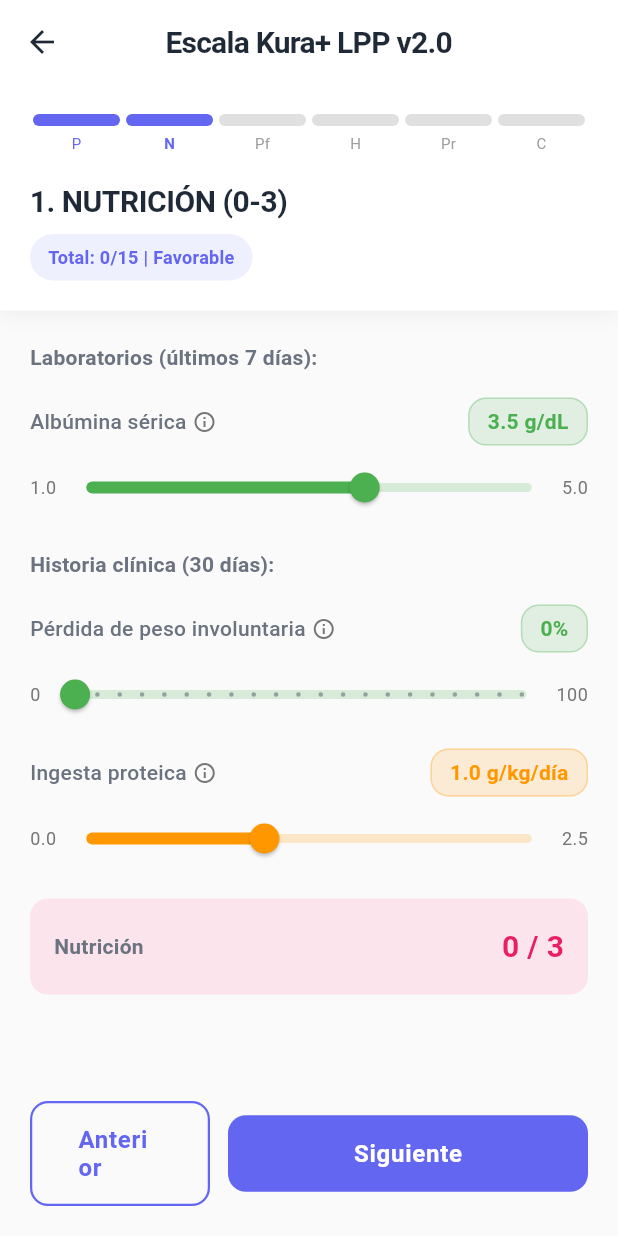
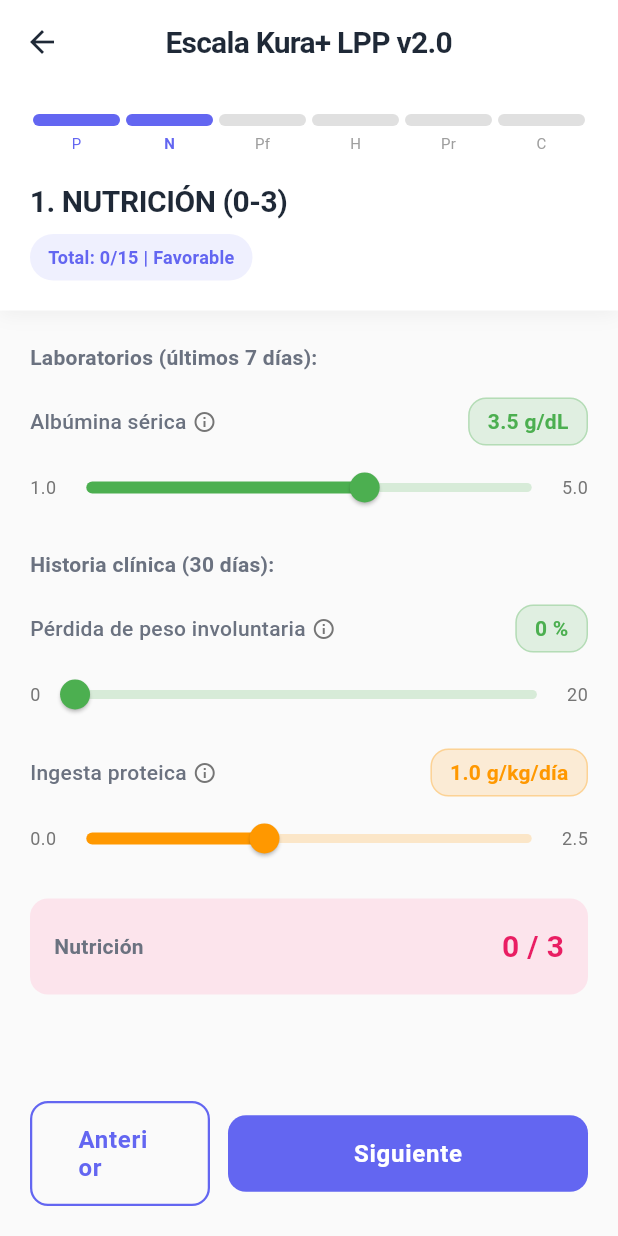
Before and after one commit to carlosangelm-bit/Escalas-de-riesgo-heridas, a Flutter app: the EscalaKuraLppScreen screen opened directly, after a tap on "Siguiente", on a phone screen of 412 x 824 dp. Run offline on Flutter 3.47's test engine with Material 3 defaults, Android fonts, the phone set to English and light mode, and no system bars; our stand-ins replace cloud_firestore, firebase_auth, firebase_core, firebase_storage, pdf, printing; accounts and stored records are empty.

Commit message:
fix: Correcciones críticas de criterios clínicos
NUTRICIÓN:
- Pérdida de peso: cambio de 0-100% a rango 0-20% (criterio <5% a ≥15%)
- Ingesta proteica: invertir colores (más = mejor, verde)

PERFUSIÓN:
- ITB: usar LabValueSlider con rango normal 0.9-1.3 (verde)
- Nota: ITB solo aplica en LPP de miembros pélvicos
- Llenado capilar: simplificar a 'Inmediato' (0pts) y 'Retardado (>3 seg)' (3pts)

Todas las correcciones alineadas con criterios médicos correctos

```diff
--- a/lib/models/escala_kura_lpp.dart
+++ b/lib/models/escala_kura_lpp.dart
@@ -153,13 +153,9 @@ class EscalaKuraLpp {
 
   int get puntajeLlenadoCapilar {
     switch (llenadoCapilar) {
-      case 'Normal':
+      case 'Inmediato':
         return 0;
-      case 'Leve':
-        return 1;
-      case 'Moderada':
-        return 2;
-      case 'Severa':
+      case 'Retardado (>3 seg)':
         return 3;
       default:
         return 0;
--- a/lib/screens/escala_kura_lpp_screen.dart
+++ b/lib/screens/escala_kura_lpp_screen.dart
@@ -247,11 +247,15 @@ class _EscalaKuraLppScreenState extends State<EscalaKuraLppScreen> {
         const SizedBox(height: 20),
         const Text('Historia clínica (30 días):', style: TextStyle(fontWeight: FontWeight.bold)),
         const SizedBox(height: 16),
-        PercentageSlider(
+        LabeledSlider(
           label: 'Pérdida de peso involuntaria',
           value: _escala.perdidaPesoInvoluntaria ?? 0,
+          min: 0,
+          max: 20,
+          divisions: 40,
+          unit: ' %',
           onChanged: (v) => setState(() => _escala.perdidaPesoInvoluntaria = v),
-          tooltip: '% peso perdido últimos 30 días',
+          tooltip: '<5% (0pts), 5-9.9% (1pt), 10-14.9% (2pts), ≥15% (3pts)',
         ),
         const SizedBox(height: 16),
         LabeledSlider(
@@ -262,6 +266,7 @@ class _EscalaKuraLppScreenState extends State<EscalaKuraLppScreen> {
           unit: ' g/kg/día',
           onChanged: (v) => setState(() => _escala.ingestaProteica = v),
           tooltip: 'Recomendado: 1.2-1.5 g/kg/día',
+          inverseColor: true, // ✅ Más ingesta proteica = mejor (verde)
         ),
         const SizedBox(height: 20),
         _buildDomainScore('Nutrición', _escala.dominioNutricion, 3),
@@ -275,20 +280,24 @@ class _EscalaKuraLppScreenState extends State<EscalaKuraLppScreen> {
       children: [
         const Text('Doppler/Vascular (30 días):', style: TextStyle(fontWeight: FontWeight.bold)),
         const SizedBox(height: 16),
-        LabeledSlider(
+        LabValueSlider(
           label: 'ITB/ABI (Índice Tobillo-Brazo)',
           value: _escala.indiceTobilloBrazo ?? 1.0,
           min: 0.0,
           max: 1.5,
+          unit: '',
+          normalMin: 0.9,
+          normalMax: 1.3,
           onChanged: (v) => setState(() => _escala.indiceTobilloBrazo = v),
-          tooltip: 'Normal: 0.9-1.3. <0.9 indica enfermedad arterial',
+          tooltip: 'Normal: 0.9-1.3. Sólo aplica en LPP de miembros pélvicos',
         ),
         const SizedBox(height: 20),
         const Text('Exploración física:', style: TextStyle(fontWeight: FontWeight.bold)),
         const SizedBox(height: 12),
         DropdownButtonFormField<String>(
           decoration: const InputDecoration(labelText: 'Llenado capilar'),
-          items: ['Normal', 'Leve', 'Moderada', 'Severa'].map((e) => DropdownMenuItem(value: e, child: Text(e))).toList(),
+          value: _escala.llenadoCapilar,
+          items: ['Inmediato', 'Retardado (>3 seg)'].map((e) => DropdownMenuItem(value: e, child: Text(e))).toList(),
           onChanged: (v) => setState(() => _escala.llenadoCapilar = v),
         ),
         const SizedBox(height: 12),
```
